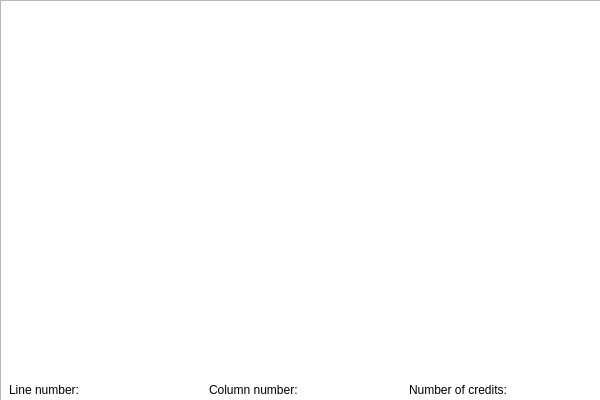
Qt form mainwindow.ui (ppershing/ksp-editor) before a commit.
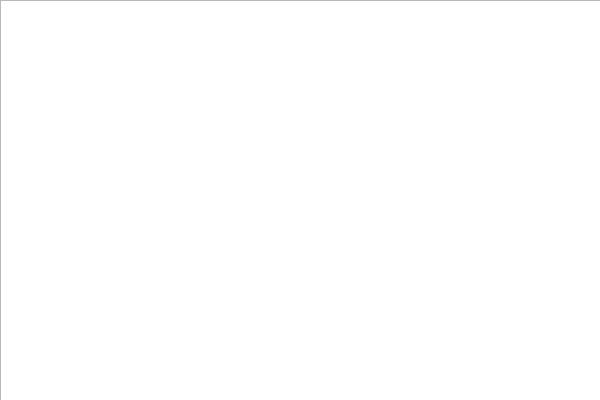
The same form after that commit.

Commit message: statusbar can show line number, column number, number of credits

Diff of the .ui file:
```diff
--- a/mainwindow.ui
+++ b/mainwindow.ui
@@ -127,6 +127,12 @@
       <height>20</height>
      </rect>
     </property>
+    <property name="sizePolicy">
+     <sizepolicy hsizetype="Preferred" vsizetype="Preferred">
+      <horstretch>0</horstretch>
+      <verstretch>0</verstretch>
+     </sizepolicy>
+    </property>
     <property name="cursor">
      <cursorShape>ArrowCursor</cursorShape>
     </property>
@@ -134,6 +140,9 @@
      <property name="spacing">
       <number>9</number>
      </property>
+     <property name="sizeConstraint">
+      <enum>QLayout::SetDefaultConstraint</enum>
+     </property>
      <property name="leftMargin">
       <number>9</number>
      </property>
@@ -155,21 +164,14 @@
         </sizepolicy>
        </property>
        <property name="text">
-        <string>Line number:</string>
+        <string/>
        </property>
       </widget>
      </item>
      <item>
       <widget class="QLabel" name="label_2">
        <property name="text">
-        <string>Column number:</string>
-       </property>
-      </widget>
-     </item>
-     <item>
-      <widget class="QLabel" name="label_3">
-       <property name="text">
-        <string>Number of credits:</string>
+        <string/>
        </property>
       </widget>
      </item>
```
Left out of the diff: 2 changed lines with no effect on the pictures. The commit also changes 3 other files.
